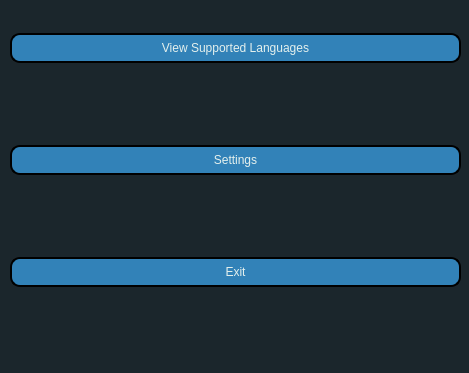
This is ui/ui_files/aYo_body.ui in JorgeRamirez7/aYo as Qt 5 draws it before an edit; both pictures show x 0 to 469 and y 165 to 538 of the 469 by 538 pixel window. The edited form follows.
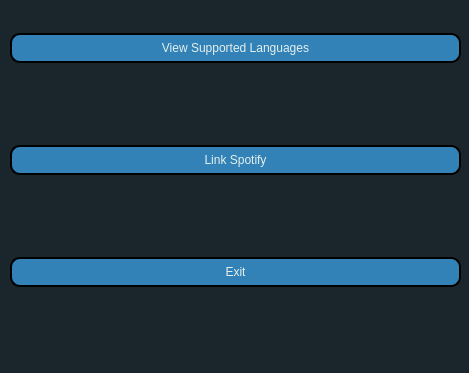
This is the edited form.

Commit message: Changed Settings btn name to reflect settings removal

```diff
--- a/ui/ui_files/aYo_body.ui
+++ b/ui/ui_files/aYo_body.ui
@@ -138,7 +138,7 @@
 }</string>
        </property>
        <property name="text">
-        <string>Settings</string>
+        <string>Link Spotify</string>
        </property>
       </widget>
      </item>
```
The commit also changes 1 other file.
